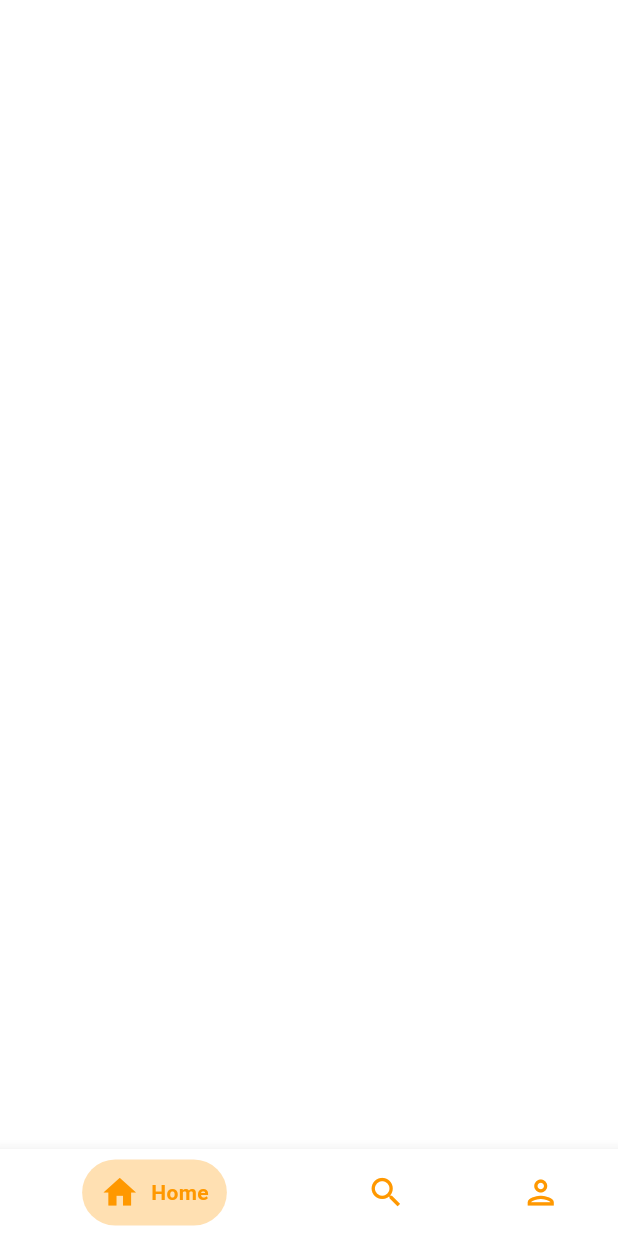
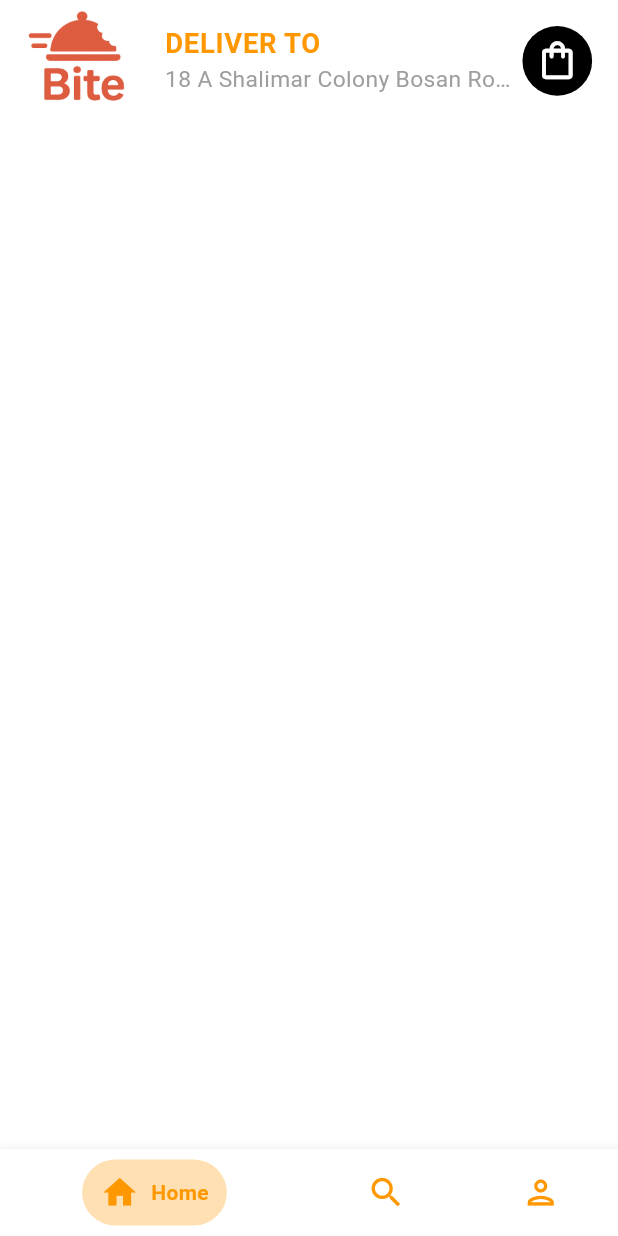
Before and after one commit to MuhammadWaleedEjaz21/bite_food_delivery_app, a Flutter app: the screen it shows after launch, on a phone screen of 412 x 824 dp. Run offline on Flutter 3.47's test engine with Material 3 defaults, Android fonts, the phone set to English and light mode, and no system bars; drawn by our look-alikes of stylish_bottom_bar; our stand-ins replace flutter_riverpod, flutter_screenutil, google_fonts; Roboto replaces fonts that are missing (Sen).

Commit message:
feat: Implement CustomAppBar and Enhance Screen UI
This commit introduces a reusable `CustomAppBar` widget and integrates it into several screens, improving UI consistency and functionality.

**New Features:**

*   **`CustomAppBar` Widget:**
    *   Created a customizable `CustomAppBar` widget with options for `leading` widget, `title` widget, `actions` list, `backButton` visibility, and `blackTheme` styling.
    *   Set preferred height to `80.h` and default `toolbarHeight` to `80.h`.
    *   Adjusted padding for the back button.
    *   Set `titleSpacing` to `0`.
*   **`HomeScreen`:**
    *   Integrated `CustomAppBar`.
    *   Added a logo (`assets/images/logo.png`) as the leading widget.
    *   Implemented a title section displaying "DELIVER TO" and a dynamic address using `addressProvider`.
    *   Included a shopping bag icon button in the actions.
    *   Added `addressProvider` to supply a static address.
*   **`SearchScreen`:**
    *   Integrated `CustomAppBar`.
    *   Set the title to "Search".
    *   Added a shopping bag icon button in the actions.
*   **`AccountScreen`:**
    *   Integrated `CustomAppBar`.
    *   Set the title to "Account".
    *   Added a "more_horiz" icon button in the actions.

**File Additions:**

*   Added placeholder files for future screen implementations:
    *   `lib/Pages/restaurant_list_screen.dart`
    *   `lib/Pages/cart_screen.dart`
    *   `lib/Pages/category_screen.dart`
    *   `lib/Pages/restaurant_screen.dart`
    *   `lib/Pages/category_list_screen.dart`

**Dependencies & Styling:**

*   Utilized `flutter_screenutil` for responsive UI design in `SearchScreen`, `AccountScreen`, and `HomeScreen`.
*   Used `google_fonts` (specifically 'Sen') for text styling in the app bars of `SearchScreen`, `AccountScreen`, and `HomeScreen`.

```diff
--- a/lib/Pages/home_screen.dart
+++ b/lib/Pages/home_screen.dart
@@ -1,16 +1,56 @@
 import 'package:bite_food_delivery/Widget/custom_appbar.dart';
 import 'package:flutter/material.dart';
 import 'package:flutter_riverpod/flutter_riverpod.dart';
+import 'package:flutter_screenutil/flutter_screenutil.dart';
+import 'package:google_fonts/google_fonts.dart';
+
+final addressProvider = Provider<String>(
+  (ref) => '18 A Shalimar Colony Bosan Road Multan',
+);
 
 class HomeScreen extends ConsumerWidget {
   const HomeScreen({super.key});
 
   @override
   Widget build(BuildContext context, WidgetRef ref) {
-    return Scaffold(backgroundColor: Colors.white,
+    return Scaffold(
+      backgroundColor: Colors.white,
       appBar: CustomAppbar(
-
-      )
+        leading: Image.asset('assets/images/logo.png', fit: BoxFit.cover),
+        title: ListTile(
+          contentPadding: EdgeInsets.zero,
+          title: Text(
+            'DELIVER TO',
+            style: GoogleFonts.sen(
+              fontSize: 18.sp,
+              fontWeight: FontWeight.bold,
+              color: Colors.orange,
+            ),
+          ),
+          subtitle: Consumer(
+            builder: (context, ref, _) {
+              final address = ref.watch(addressProvider);
+              return Text(
+                address,
+                style: GoogleFonts.sen(fontSize: 15.sp, color: Colors.grey),
+                overflow: TextOverflow.ellipsis,
+              );
+            },
+          ),
+        ),
+        actions: [
+          IconButton(
+            onPressed: () {},
+            style: IconButton.styleFrom(backgroundColor: Colors.black),
+            icon: Icon(
+              Icons.shopping_bag_outlined,
+              size: 30.r,
+              color: Colors.white,
+            ),
+          ),
+          15.horizontalSpace,
+        ],
+      ),
     );
   }
 }
--- a/lib/Widget/custom_appbar.dart
+++ b/lib/Widget/custom_appbar.dart
@@ -1,25 +1,55 @@
 import 'package:flutter/material.dart';
 import 'package:flutter_riverpod/flutter_riverpod.dart';
 import 'package:flutter_screenutil/flutter_screenutil.dart';
+
 class CustomAppbar extends ConsumerWidget implements PreferredSizeWidget {
   final Widget? leading;
   final Widget? title;
   final List<Widget>? actions;
   final bool backButton;
   final bool blackTheme;
-  const CustomAppbar({super.key,this.leading,this.title,this.actions,this.backButton=false,this.blackTheme=false});
+
+  const CustomAppbar({
+    super.key,
+    this.leading,
+    this.title,
+    this.actions,
+    this.backButton = false,
+    this.blackTheme = false,
+  });
 
   @override
-  Size get preferredSize => Size.fromHeight(100.h);
+  Size get preferredSize => Size.fromHeight(80.h);
+
   @override
-  Widget build(BuildContext context,WidgetRef ref) {
+  Widget build(BuildContext context, WidgetRef ref) {
     return AppBar(
       backgroundColor: Colors.transparent,
-      leading: backButton ? IconButton(onPressed: (){},style: IconButton.styleFrom(backgroundColor: Colors.grey.shade300,padding: EdgeInsets.only(left: 17.w,top: 10.h,bottom: 10.h,right: 10.w)) ,icon: Icon(Icons.arrow_back_ios,size: 30.r,color: blackTheme?Colors.white:Colors.black,)) : leading,
+      leading: backButton
+          ? IconButton(
+              onPressed: () {},
+              style: IconButton.styleFrom(
+                backgroundColor: Colors.grey.shade300,
+                padding: EdgeInsets.only(
+                  left: 15.w,
+                  top: 10.h,
+                  bottom: 10.h,
+                  right: 5.w,
+                ),
+              ),
+              icon: Icon(
+                Icons.arrow_back_ios,
+                size: 30.r,
+                color: blackTheme ? Colors.white : Colors.black,
+              ),
+            )
+          : leading,
       title: title,
       actions: actions,
       elevation: 0,
-      leadingWidth: 80.w,
+      leadingWidth: 100.w,
+      toolbarHeight: 80.h,
+      titleSpacing: 0,
     );
   }
 }
```
Also changed, not shown: lib/Pages/account_screen.dart (+26 -1 lines), lib/Pages/search_screen.dart (+30 -1 lines), lib/Pages/cart_screen.dart (added), lib/Pages/category_list_screen.dart (added), lib/Pages/category_screen.dart (added), lib/Pages/restaurant_list_screen.dart (added), lib/Pages/restaurant_screen.dart (added).
